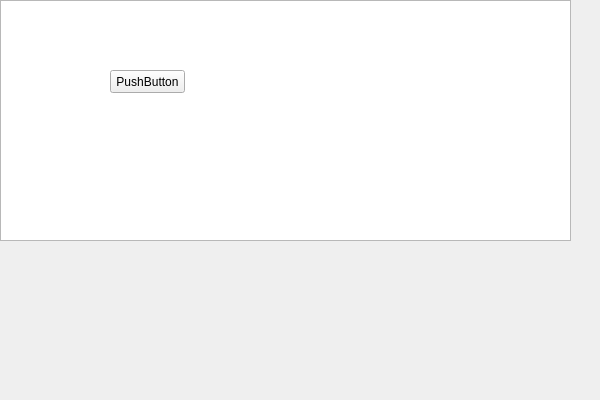
This is preciseLocate/logWidget.ui in V19931210/preciseLocate as Qt 5 draws it before an edit. The edited form follows.
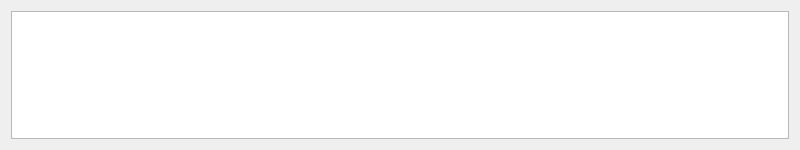
This is the edited form.

Diff of the .ui file:
```diff
--- a/preciseLocate/logWidget.ui
+++ b/preciseLocate/logWidget.ui
@@ -6,36 +6,18 @@
    <rect>
     <x>0</x>
     <y>0</y>
-    <width>600</width>
-    <height>400</height>
+    <width>800</width>
+    <height>150</height>
    </rect>
   </property>
   <property name="windowTitle">
    <string>logWidget</string>
   </property>
-  <widget class="QTextEdit" name="logWidget">
-   <property name="geometry">
-    <rect>
-     <x>0</x>
-     <y>0</y>
-     <width>571</width>
-     <height>241</height>
-    </rect>
-   </property>
-  </widget>
-  <widget class="QPushButton" name="pushButton">
-   <property name="geometry">
-    <rect>
-     <x>110</x>
-     <y>70</y>
-     <width>75</width>
-     <height>23</height>
-    </rect>
-   </property>
-   <property name="text">
-    <string>PushButton</string>
-   </property>
-  </widget>
+  <layout class="QHBoxLayout" name="horizontalLayout">
+   <item>
+    <widget class="QTextEdit" name="logWidget"/>
+   </item>
+  </layout>
  </widget>
  <layoutdefault spacing="6" margin="11"/>
  <resources/>
```
